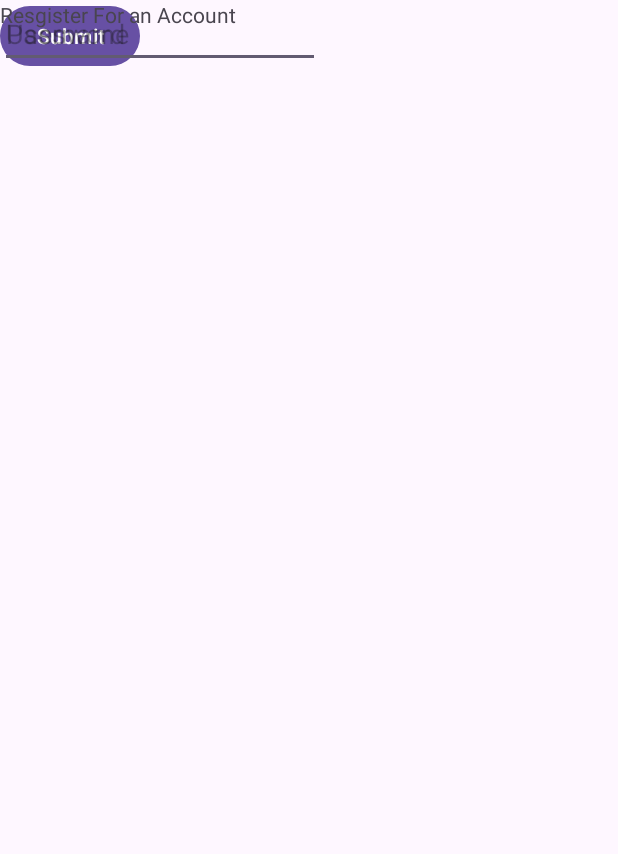
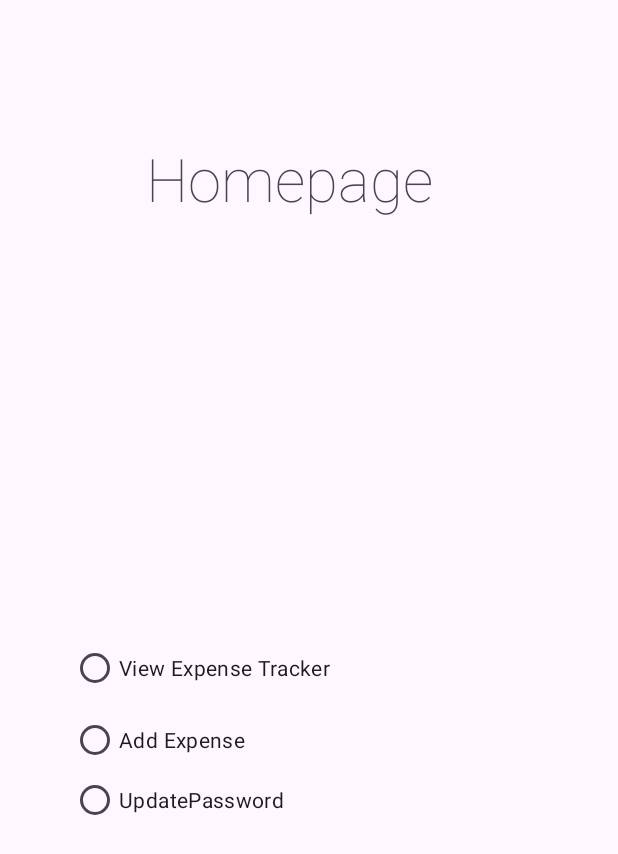
Before and after one commit to Fatemahzahra-Moorji/expense_tracker, an Android app: the RegisterPage screen opened directly, with no data from a screen before it, after a tap on "Submit", on a phone screen of 412 x 824 dp. Shown: the top 854 px of the screen. Run offline under Robolectric (Android 15) with nearby library versions, the phone set to English and light mode, and no system bars.

Commit message:
add register version forever

```diff
--- a/app/src/main/AndroidManifest.xml
+++ b/app/src/main/AndroidManifest.xml
@@ -12,6 +12,12 @@
         android:supportsRtl="true"
         android:theme="@style/Theme.ExpenseTracker"
         tools:targetApi="31">
+        <activity
+            android:name=".Homepage"
+            android:exported="false" />
+        <activity
+            android:name=".updatePassword"
+            android:exported="false" />
         <activity
             android:name=".MainActivity"
             android:exported="false" />
--- /dev/null
+++ b/app/src/main/java/com/example/expensetracker/Homepage.kt
@@ -0,0 +1,22 @@
+package com.example.expensetracker
+
+import android.os.Bundle
+import androidx.activity.enableEdgeToEdge
+import androidx.appcompat.app.AppCompatActivity
+import androidx.core.view.ViewCompat
+import androidx.core.view.WindowInsetsCompat
+
+class Homepage : AppCompatActivity() {
+    override fun onCreate(savedInstanceState: Bundle?) {
+        super.onCreate(savedInstanceState)
+        enableEdgeToEdge()
+        setContentView(R.layout.activity_homepage)
+        ViewCompat.setOnApplyWindowInsetsListener(findViewById(R.id.main)) { v, insets ->
+            val systemBars = insets.getInsets(WindowInsetsCompat.Type.systemBars())
+            v.setPadding(systemBars.left, systemBars.top, systemBars.right, systemBars.bottom)
+            insets
+
+            //love
+        }
+    }
+}
--- a/app/src/main/java/com/example/expensetracker/RegisterPage.kt
+++ b/app/src/main/java/com/example/expensetracker/RegisterPage.kt
@@ -11,23 +11,23 @@ import com.example.expensetracker.databinding.ActivityRegisterPageBinding
 
 class RegisterPage : AppCompatActivity() {
     private lateinit var binding: ActivityRegisterPageBinding
-    lateinit var usernameInput: EditText
-    lateinit var passwordInput:EditText
     override fun onCreate(savedInstanceState: Bundle?) {
 
         super.onCreate(savedInstanceState)
         binding = ActivityRegisterPageBinding.inflate(layoutInflater)
         setContentView(binding.root)
         enableEdgeToEdge()
-        val users=emptyMap<String, String>()
+        val users= mutableMapOf<String,String>()
         binding.registerSubmitButton.setOnClickListener(){
                 //grab what user submitted to edittext and save to variable
-            usernameInput=binding.editTextUsername
-            passwordInput=binding.editTextTextPassword
+            var usernameInput=binding.editTextUsername.text.toString()
+            var passwordInput=binding.editTextTextPassword.text.toString()
+            users[usernameInput] = passwordInput
 
-            val i= Intent(this,MainActivity::class.java)
-            i.putExtra("usernameInput",0)
-            i.putExtra("passwordInput",0)
+            val i= Intent(this,Homepage::class.java)
+
+            //i.putExtra("usernameInput",users)
+            //i.putExtra("passwordInput",passwordInput)
             startActivity(i)
 
         }
--- /dev/null
+++ b/app/src/main/res/layout/activity_homepage.xml
@@ -0,0 +1,64 @@
+<?xml version="1.0" encoding="utf-8"?>
+<androidx.constraintlayout.widget.ConstraintLayout xmlns:android="http://schemas.android.com/apk/res/android"
+    xmlns:app="http://schemas.android.com/apk/res-auto"
+    xmlns:tools="http://schemas.android.com/tools"
+    android:id="@+id/main"
+    android:layout_width="match_parent"
+    android:layout_height="match_parent"
+    tools:context=".Homepage">
+
+    <TextView
+        android:id="@+id/textViewHomepage"
+        android:layout_width="wrap_content"
+        android:layout_height="wrap_content"
+        android:layout_marginTop="92dp"
+        android:fontFamily="sans-serif-thin"
+        android:text="Homepage"
+        android:textSize="40sp"
+        app:layout_constraintEnd_toEndOf="parent"
+        app:layout_constraintHorizontal_bias="0.44"
+        app:layout_constraintStart_toStartOf="parent"
+        app:layout_constraintTop_toTopOf="parent" />
+
+    <RadioGroup
+        android:id="@+id/radioGroup"
+        android:layout_width="317dp"
+        android:layout_height="127dp"
+        app:layout_constraintBottom_toBottomOf="parent"
+        app:layout_constraintEnd_toEndOf="parent"
+        app:layout_constraintStart_toStartOf="parent"
+        app:layout_constraintTop_toBottomOf="@+id/textViewHomepage">
+
+
+        <RadioButton
+            android:id="@+id/ExpenseTrackerRadioButton"
+            android:layout_width="match_parent"
+            android:layout_height="wrap_content"
+            android:text="View Expense Tracker"
+
+            tools:layout_editor_absoluteX="110dp"
+            tools:layout_editor_absoluteY="341dp" />
+
+        <RadioButton
+            android:id="@+id/radioButtonOptions"
+            android:layout_width="match_parent"
+            android:layout_height="wrap_content"
+            android:text="Add Expense"
+            app:layout_constraintBottom_toTopOf="@+id/loginRadioButton"
+            app:layout_constraintEnd_toEndOf="parent"
+            app:layout_constraintStart_toStartOf="parent" />
+
+        <RadioButton
+            android:id="@+id/loginRadioButton"
+            android:layout_width="match_parent"
+            android:layout_height="wrap_content"
+            android:text="UpdatePassword"
+            app:layout_constraintBottom_toTopOf="@+id/updatePasswordRadioButton"
+            app:layout_constraintEnd_toEndOf="parent"
+            app:layout_constraintStart_toStartOf="parent" />
+
+
+    </RadioGroup>
+
+
+</androidx.constraintlayout.widget.ConstraintLayout>
--- a/app/src/main/res/layout/activity_login_page.xml
+++ b/app/src/main/res/layout/activity_login_page.xml
@@ -7,4 +7,5 @@
     android:layout_height="match_parent"
     tools:context=".LoginPage">
 
+
 </androidx.constraintlayout.widget.ConstraintLayout>
--- a/app/src/main/res/layout/activity_register_page.xml
+++ b/app/src/main/res/layout/activity_register_page.xml
@@ -11,35 +11,51 @@
         android:id="@+id/registerSubmitButton"
         android:layout_width="wrap_content"
         android:layout_height="wrap_content"
+        android:layout_marginBottom="92dp"
         android:text="@string/submitbutton"
-        tools:layout_editor_absoluteX="161dp"
-        tools:layout_editor_absoluteY="430dp" />
+
+        app:layout_constraintBottom_toBottomOf="parent"
+        app:layout_constraintEnd_toEndOf="parent"
+        app:layout_constraintStart_toStartOf="parent" />
 
     <TextView
         android:id="@+id/registerTitle"
-        android:layout_width="wrap_content"
-        android:layout_height="wrap_content"
-        android:text="Resgister For an Account"
-        tools:layout_editor_absoluteX="127dp"
-        tools:layout_editor_absoluteY="74dp" />
+        android:layout_width="274dp"
+        android:layout_height="100dp"
+        android:layout_marginBottom="128dp"
+        android:fontFamily="sans-serif-thin"
+        android:text="Register For an Account"
+        android:textSize="40sp"
+        app:layout_constraintBottom_toTopOf="@+id/editTextUsername"
+        app:layout_constraintEnd_toEndOf="parent"
+        app:layout_constraintHorizontal_bias="0.496"
+        app:layout_constraintStart_toStartOf="parent"
+        app:layout_constraintTop_toTopOf="parent"
+        app:layout_constraintVertical_bias="1.0" />
 
     <EditText
         android:id="@+id/editTextTextPassword"
         android:layout_width="wrap_content"
         android:layout_height="wrap_content"
+        android:layout_marginBottom="148dp"
         android:ems="10"
+        android:hint="Password"
         android:inputType="textPassword"
-        android:hint="Password"
-        tools:layout_editor_absoluteX="118dp"
-        tools:layout_editor_absoluteY="262dp" />
+        app:layout_constraintBottom_toTopOf="@+id/registerSubmitButton"
+        app:layout_constraintEnd_toEndOf="parent"
+        app:layout_constraintHorizontal_bias="0.497"
+        app:layout_constraintStart_toStartOf="parent" />
 
     <EditText
         android:id="@+id/editTextUsername"
         android:layout_width="wrap_content"
         android:layout_height="wrap_content"
+        android:layout_marginBottom="84dp"
         android:ems="10"
+        android:hint="Username"
         android:inputType="textEmailAddress"
-        android:hint="Username"
-        tools:layout_editor_absoluteX="118dp"
-        tools:layout_editor_absoluteY="181dp" />
+        app:layout_constraintBottom_toTopOf="@+id/editTextTextPassword"
+        app:layout_constraintEnd_toEndOf="parent"
+        app:layout_constraintHorizontal_bias="0.497"
+        app:layout_constraintStart_toStartOf="parent" />
 </androidx.constraintlayout.widget.ConstraintLayout>
--- a/app/src/main/res/layout/activity_start_page.xml
+++ b/app/src/main/res/layout/activity_start_page.xml
@@ -11,14 +11,14 @@
         android:id="@+id/title"
         android:layout_width="265dp"
         android:layout_height="54dp"
+        android:fontFamily="sans-serif-thin"
         android:text="@string/title"
         android:textSize="40sp"
         app:layout_constraintBottom_toTopOf="@+id/welcome"
         app:layout_constraintEnd_toEndOf="parent"
-        app:layout_constraintHorizontal_bias="0.561"
         app:layout_constraintStart_toStartOf="parent"
         app:layout_constraintTop_toTopOf="parent"
-        app:layout_constraintVertical_bias="0.787" />
+        app:layout_constraintVertical_bias="0.639" />
 
     <Button
         android:id="@+id/loginButton"
@@ -48,6 +48,7 @@
         android:layout_height="wrap_content"
         android:layout_marginBottom="164dp"
         android:text="Welcome!"
+        android:fontFamily="sans-serif-thin"
         android:textSize="20sp"
         app:layout_constraintBottom_toTopOf="@+id/loginButton"
         app:layout_constraintEnd_toEndOf="parent"
```
Also changed, not shown: app/src/main/java/com/example/expensetracker/updatePassword.kt (added, +20 -0 lines), app/src/main/res/layout/activity_update_password.xml (added, +45 -0 lines).
